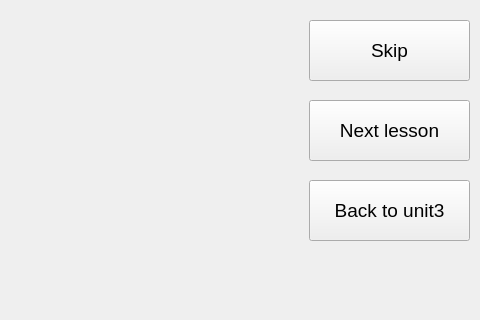
Qt form SPCK/Gui/food3.ui (trongphuc1/TL-C4K-PTI01-) before a commit; both pictures show x 321 to 801 and y 0 to 320 of the 801 by 600 pixel window.
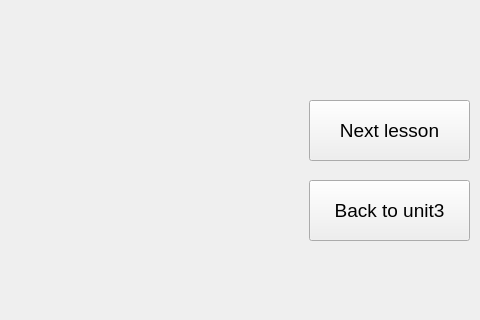
The same form after that commit. Icons and pictures are not drawn.

Patch:
```diff
--- a/SPCK/Gui/food3.ui
+++ b/SPCK/Gui/food3.ui
@@ -14,24 +14,6 @@
    <string>MainWindow</string>
   </property>
   <widget class="QWidget" name="centralwidget">
-   <widget class="QPushButton" name="pushButton_6">
-    <property name="geometry">
-     <rect>
-      <x>630</x>
-      <y>20</y>
-      <width>161</width>
-      <height>61</height>
-     </rect>
-    </property>
-    <property name="font">
-     <font>
-      <pointsize>14</pointsize>
-     </font>
-    </property>
-    <property name="text">
-     <string>Skip</string>
-    </property>
-   </widget>
    <widget class="QPushButton" name="pushButton_5">
     <property name="geometry">
      <rect>
```
